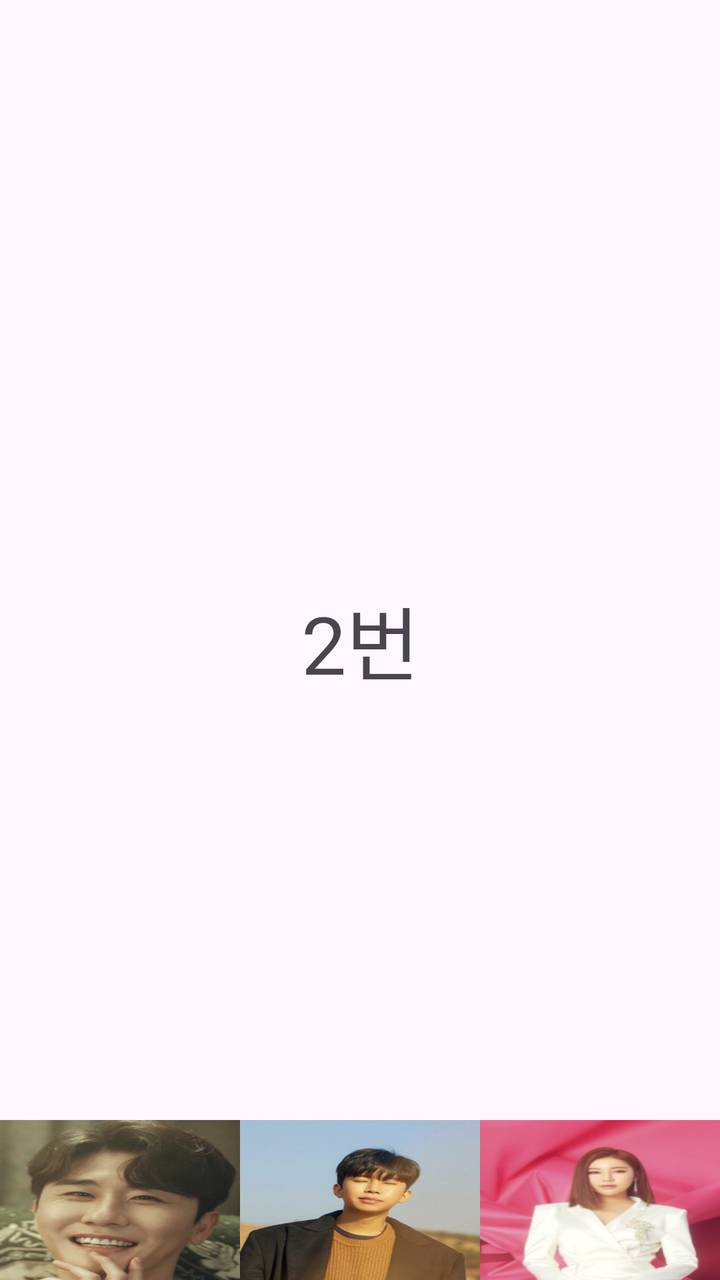
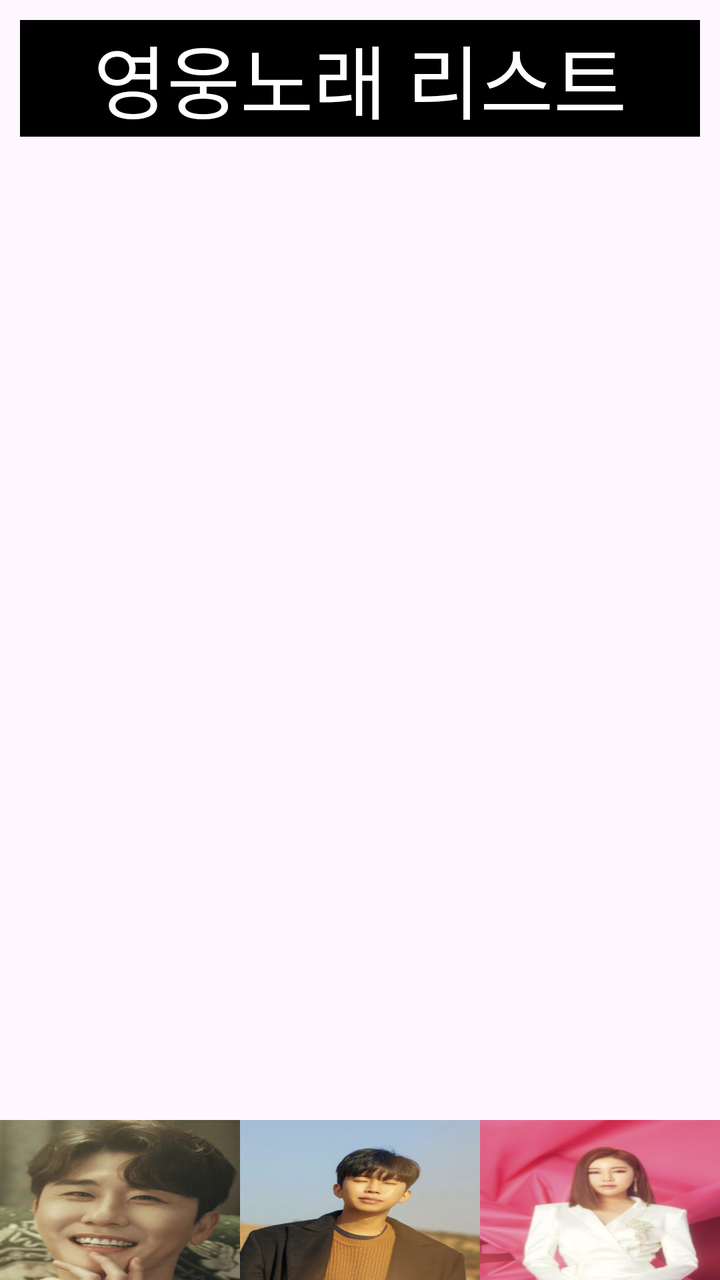

An Android layout rendered at two revisions. The XML below is the earlier revision; the diff shows what the commit changed to produce the second picture.
<!-- AndroidManifest.xml: application theme Theme.Trot_list -->
<!-- res/layout/fragment_singer2.xml -->
<?xml version="1.0" encoding="utf-8"?>
<androidx.constraintlayout.widget.ConstraintLayout
    xmlns:android="http://schemas.android.com/apk/res/android"
    xmlns:app="http://schemas.android.com/apk/res-auto"
    xmlns:tools="http://schemas.android.com/tools"
    android:layout_width="match_parent"
    android:layout_height="match_parent"
    tools:context=".Singer2Fragment">

    
    <TextView
        android:text="2번"
        android:layout_width="0dp"
        android:layout_height="0dp"
        android:gravity="center"
        android:textSize="40sp"
        app:layout_constraintTop_toTopOf="parent"
        app:layout_constraintBottom_toBottomOf="parent"
        app:layout_constraintStart_toStartOf="parent"
        app:layout_constraintEnd_toEndOf="parent"
        />
    <LinearLayout
        android:layout_width="match_parent"
        android:layout_height="80dp"
        app:layout_constraintBottom_toBottomOf="parent">

        <ImageView
            android:id="@+id/image1"
            android:src="@drawable/photo1"
            android:layout_width="match_parent"
            android:layout_height="match_parent"
            android:layout_weight="1"
            android:scaleType="fitXY"/>
        <ImageView
            android:id="@+id/image2"
            android:src="@drawable/photo2"
            android:layout_width="match_parent"
            android:layout_height="match_parent"
            android:layout_weight="1"
            android:scaleType="fitXY"/>
        <ImageView
            android:id="@+id/image3"
            android:src="@drawable/photo3"
            android:layout_width="match_parent"
            android:layout_height="match_parent"
            android:layout_weight="1"
            android:scaleType="fitXY"/>
    </LinearLayout>


</androidx.constraintlayout.widget.ConstraintLayout>
<!-- resources referenced by this layout -->
<resources>
  <!-- drawable photo1: png bitmap (drawable, 172212 bytes) -->
  <!-- drawable photo2: png bitmap (drawable, 162560 bytes) -->
  <!-- drawable photo3: png bitmap (drawable, 86599 bytes) -->
  <style name="Theme.Trot_list" parent="Base.Theme.Trot_list" />
  <style name="Base.Theme.Trot_list" parent="Theme.Material3.DayNight.NoActionBar">
          
          
      </style>
</resources>

<!-- the commit's change to res/layout/fragment_singer2.xml (unified diff, before → after) -->
@@ -9,16 +9,22 @@
 
     
     <TextView
-        android:text="2번"
-        android:layout_width="0dp"
-        android:layout_height="0dp"
+        android:text="영웅노래 리스트"
+        android:layout_width="match_parent"
+        android:layout_height="wrap_content"
+        android:textColor="@color/white"
+        android:background="@color/black"
         android:gravity="center"
         android:textSize="40sp"
+        android:layout_margin="10dp"
         app:layout_constraintTop_toTopOf="parent"
-        app:layout_constraintBottom_toBottomOf="parent"
-        app:layout_constraintStart_toStartOf="parent"
-        app:layout_constraintEnd_toEndOf="parent"
         />
+    <androidx.recyclerview.widget.RecyclerView
+        android:id="@+id/singRV"
+        android:layout_marginTop="60dp"
+        android:layout_marginBottom="80dp"
+        android:layout_width="match_parent"
+        android:layout_height="match_parent" />
     <LinearLayout
         android:layout_width="match_parent"
         android:layout_height="80dp"
<!-- resource entries referenced after the edit -->
@@ -1,5 +1,7 @@
 <!-- resources referenced by this layout -->
 <resources>
+  <color name="black">#FF000000</color>
+  <color name="white">#FFFFFFFF</color>
   <!-- drawable photo1: png bitmap (drawable, 172212 bytes) -->
   <!-- drawable photo2: png bitmap (drawable, 162560 bytes) -->
   <!-- drawable photo3: png bitmap (drawable, 86599 bytes) -->
